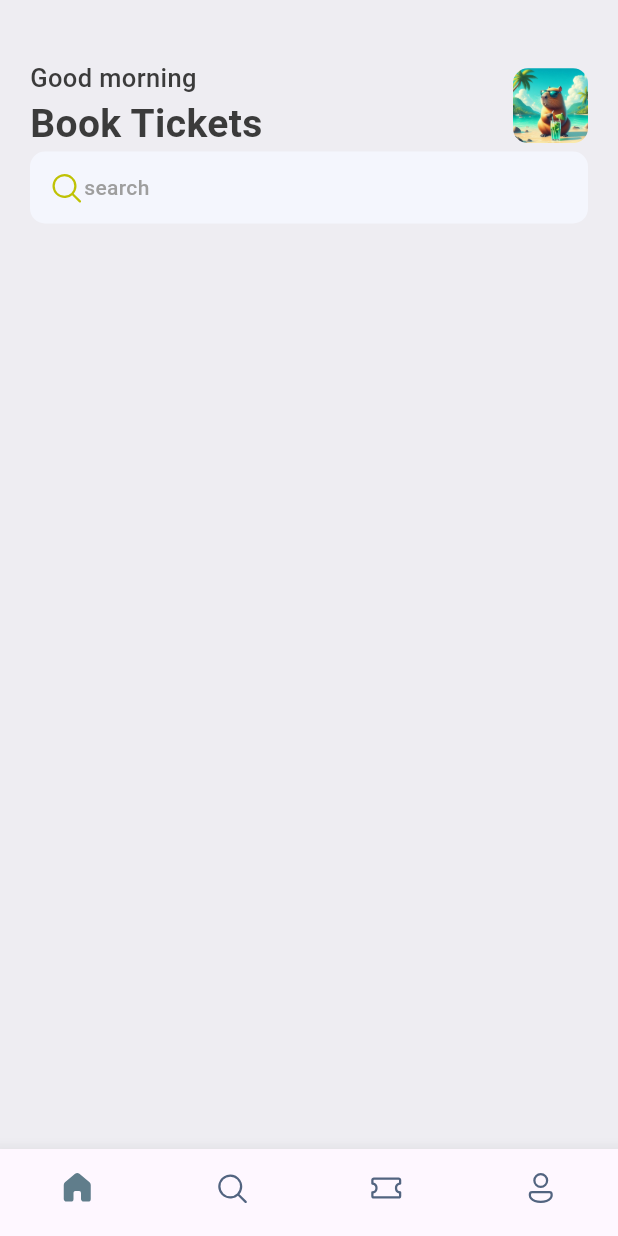
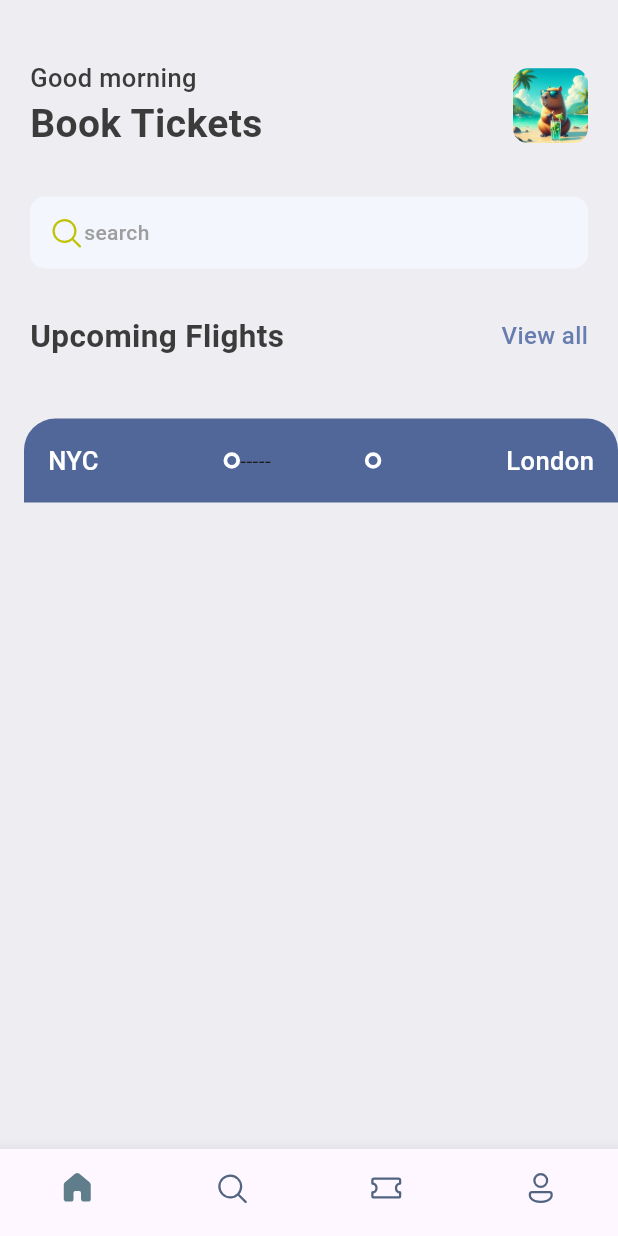
Before and after one commit to saousa12/Ticket-Booking, a Flutter app: the screen it shows after launch, on a phone screen of 412 x 824 dp. Run offline on Flutter 3.47's test engine with Material 3 defaults, Android fonts, the light colour scheme and no system bars; our stand-ins replace fluentui_icons.

Commit message:
update ticket

```diff
--- a/lib/screens/home_screen.dart
+++ b/lib/screens/home_screen.dart
@@ -1,5 +1,6 @@
 import 'package:fluentui_icons/fluentui_icons.dart';
 import 'package:flutter/material.dart';
+import 'package:testflutter/screens/ticket_view.dart';
 import 'package:testflutter/utils/app_styles.dart';
 
 class HomeScreen extends StatelessWidget {
@@ -41,6 +42,7 @@ class HomeScreen extends StatelessWidget {
                   decoration: BoxDecoration(
                       borderRadius: BorderRadius.circular(10),
                       color: const Color(0xFFF4F6FD)),
+                  margin: const EdgeInsets.symmetric(vertical: 30),
                   padding:
                       const EdgeInsets.symmetric(horizontal: 12, vertical: 12),
                   child: Row(
@@ -55,10 +57,30 @@ class HomeScreen extends StatelessWidget {
                       )
                     ],
                   ),
+                ),
+                Row(
+                  mainAxisAlignment: MainAxisAlignment.spaceBetween,
+                  children: [
+                    Text(
+                      "Upcoming Flights",
+                      style: Styles.headLineStyle2,
+                    ),
+                    InkWell(
+                      onTap: () {
+                        print("You are tapped");
+                      },
+                      child: Text(
+                        "View all",
+                        style: Styles.textStyle
+                            .copyWith(color: Styles.primaryColor),
+                      ),
+                    )
+                  ],
                 )
               ],
             ),
-          )
+          ),
+          TicketView(),
         ],
       ),
     );
--- /dev/null
+++ b/lib/screens/ticket_view.dart
@@ -0,0 +1,61 @@
+import 'package:flutter/material.dart';
+import 'package:testflutter/utils/app_layout.dart';
+import 'package:testflutter/utils/app_styles.dart';
+import 'package:testflutter/widgets/thick_container.dart';
+
+class TicketView extends StatelessWidget {
+  const TicketView({super.key});
+
+  @override
+  Widget build(BuildContext context) {
+    final size = AppLayout.getSize(context);
+    return SizedBox(
+        width: size.width,
+        height: 200,
+        child: Container(
+          margin: const EdgeInsets.only(left: 16),
+          child: Column(
+            children: [
+              Container(
+                decoration: const BoxDecoration(
+                    color: Color(0xFF526799),
+                    borderRadius: BorderRadius.only(
+                      topLeft: Radius.circular(21),
+                      topRight: Radius.circular(21),
+                    )),
+                padding: const EdgeInsets.all(16),
+                child: Column(
+                  children: [
+                    Row(
+                      children: [
+                        Text(
+                          "NYC",
+                          style: Styles.headLineStyle3
+                              .copyWith(color: Colors.white),
+                        ),
+                        Expanded(child: Container()),
+                        const ThickContainer(),
+                        Expanded(
+                            child: SizedBox(
+                          height: 24,
+                          child: Flex(
+                            direction: Axis.horizontal,
+                            children: List.generate(5, (index) => Text("-")),
+                          ),
+                        )),
+                        const ThickContainer(),
+                        Expanded(child: Container()),
+                        Text("London",
+                            style: Styles.headLineStyle3.copyWith(
+                              color: Colors.white,
+                            )),
+                      ],
+                    )
+                  ],
+                ),
+              )
+            ],
+          ),
+        ));
+  }
+}
--- /dev/null
+++ b/lib/utils/app_layout.dart
@@ -0,0 +1,7 @@
+import 'package:flutter/material.dart';
+
+class AppLayout {
+  static getSize(BuildContext context) {
+    return MediaQuery.of(context).size;
+  }
+}
--- /dev/null
+++ b/lib/widgets/thick_container.dart
@@ -0,0 +1,15 @@
+import 'package:flutter/material.dart';
+
+class ThickContainer extends StatelessWidget {
+  const ThickContainer({super.key});
+
+  @override
+  Widget build(BuildContext context) {
+    return Container(
+      padding: const EdgeInsets.all(3.0),
+      decoration: BoxDecoration(
+          borderRadius: BorderRadius.circular(20),
+          border: Border.all(width: 2.5, color: Colors.white)),
+    );
+  }
+}
```
